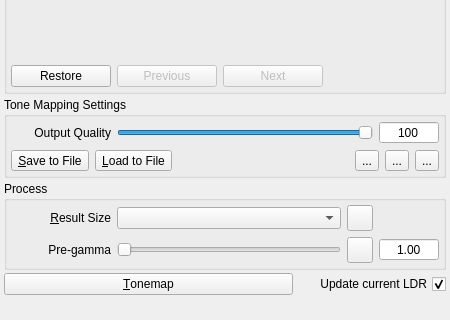
Above: forms/TonemappingPanel.ui from LuminanceHDR/LuminanceHDR before the change; both pictures show x 0 to 450 and y 210 to 530 of the 450 by 674 pixel window. Below: the same form after it.
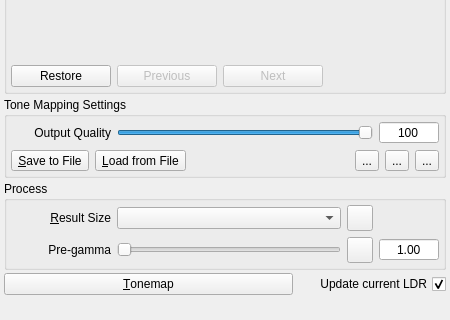
That is the form after the change. Icons and pictures are not drawn.

Commit message: Fix typo into TonemappingPanel

Patch:
```diff
--- a/forms/TonemappingPanel.ui
+++ b/forms/TonemappingPanel.ui
@@ -2926,7 +2926,7 @@
              <string>Load an existing text file containing pregamma and TMO settings.</string>
             </property>
             <property name="text">
-             <string>&amp;Load to File</string>
+             <string>&amp;Load from File</string>
             </property>
             <property name="icon">
              <iconset resource="../icons.qrc">
```
